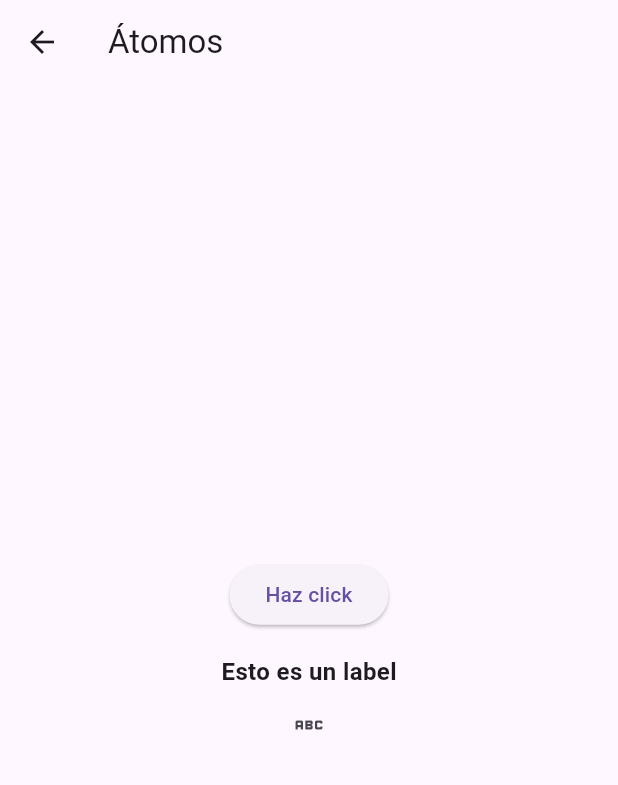
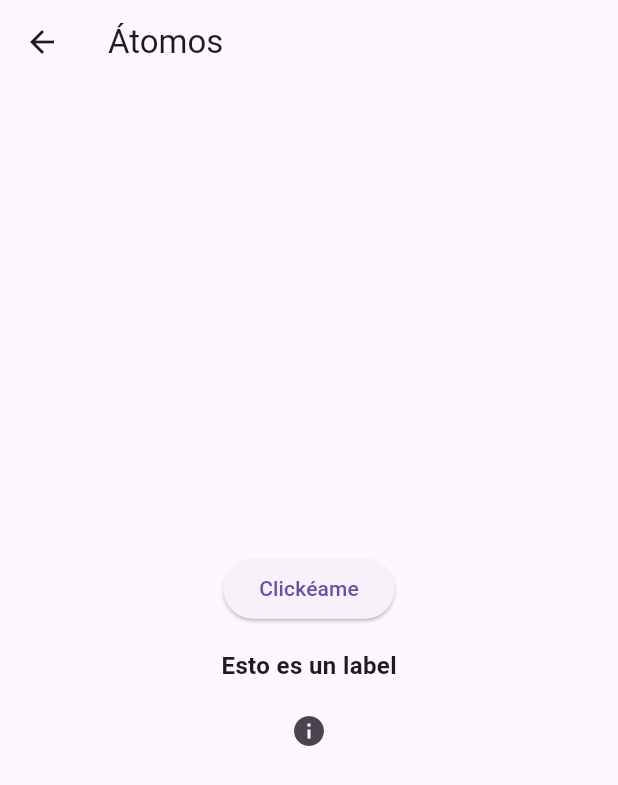
Before and after one commit to jorge-bobrek/fake_store_widgets_package, a Flutter app: the screen it shows after launch, after a tap on "Átomos", on a phone screen of 412 x 824 dp. Shown: the top 785 px of the screen. Run offline on Flutter 3.47's test engine with Material 3 defaults, Android fonts, the phone set to English and light mode, and no system bars.

Commit message:
Add documentation to example Add label to IconItemModel

```diff
--- a/example/lib/main.dart
+++ b/example/lib/main.dart
@@ -10,6 +10,9 @@ void main() {
   runApp(const Showcase());
 }
 
+/// A page that showcases various widgets in the Atomic Design system.
+///
+/// This page displays examples of atoms, molecules, organisms, templates and pages.
 class Showcase extends StatelessWidget {
   const Showcase({super.key});
 
--- a/example/lib/pages/atoms_page.dart
+++ b/example/lib/pages/atoms_page.dart
@@ -13,12 +13,29 @@ class AtomsPage extends StatelessWidget {
         child: Column(
           mainAxisAlignment: MainAxisAlignment.center,
           children: [
-            ButtonWidget(label: 'Haz click', onPressed: () {}),
+            /// An example of [ButtonWidget].
+            ButtonWidget(
+              label: 'Clickéame',
+              onPressed: () => ScaffoldMessenger.of(context).showSnackBar(
+                const SnackBar(
+                    duration: Duration(seconds: 1),
+                    content: Text('Botón presionado')),
+              ),
+            ),
             const SizedBox(height: 16),
+
+            /// An example of [LabelWidget].
             const LabelWidget(text: 'Esto es un label'),
+            const SizedBox(height: 8),
+
+            /// An example of [IconButtonWidget].
             IconButtonWidget(
-              icon: Icons.abc,
-              onPressed: () {},
+              icon: Icons.info,
+              onPressed: () => ScaffoldMessenger.of(context).showSnackBar(
+                const SnackBar(
+                    duration: Duration(seconds: 1),
+                    content: Text('Ícono presionado')),
+              ),
             )
           ],
         ),
--- a/example/lib/pages/pages_tab_page.dart
+++ b/example/lib/pages/pages_tab_page.dart
@@ -21,8 +21,13 @@ class PagesTabPage extends StatelessWidget {
         ),
         body: const TabBarView(
           children: [
+            /// A link to the [LoginPage].
             LoginPage(),
+
+            /// A link to the [ProfileListPage].
             ProfileListPage(),
+
+            /// A link to the [IconPage].
             IconPage()
           ],
         ),
--- a/lib/data/models/icon_item_model.dart
+++ b/lib/data/models/icon_item_model.dart
@@ -8,6 +8,9 @@ class IconItemModel {
   /// The subtitle of the item.
   final String subtitle;
 
+  /// The label to display next to the icon.
+  final String label;
+
   /// The icon to display in the item.
   final IconData icon;
 
@@ -16,10 +19,11 @@ class IconItemModel {
 
   /// Creates an [IconItemModel].
   ///
-  /// The [title], [subtitle], [icon], and [onPressed] parameters must not be null.
+  /// The [title], [subtitle], [label], [icon], and [onPressed] parameters must not be null.
   IconItemModel(
       {required this.title,
       required this.subtitle,
+      required this.label,
       required this.icon,
       required this.onPressed});
 }
--- a/lib/fake_store_widgets_package.dart
+++ b/lib/fake_store_widgets_package.dart
@@ -13,3 +13,5 @@ export 'package:fake_store_widgets_package/presentation/pages/icon_page.dart';
 export 'package:fake_store_widgets_package/presentation/templates/profile_page_template.dart';
 export 'package:fake_store_widgets_package/presentation/templates/login_template.dart';
 export 'package:fake_store_widgets_package/presentation/templates/icon_template.dart';
+export 'package:fake_store_widgets_package/data/models/icon_item_model.dart';
+export 'package:fake_store_widgets_package/data/models/profile_model.dart';
--- a/lib/presentation/molecules/labelled_icon_widget.dart
+++ b/lib/presentation/molecules/labelled_icon_widget.dart
@@ -21,7 +21,6 @@ class LabelledIconWidget extends StatelessWidget {
     return Row(
       children: [
         IconButtonWidget(icon: icon, onPressed: onPressed),
-        const SizedBox(width: 8),
         LabelWidget(text: label),
       ],
     );
--- a/lib/presentation/pages/login_page.dart
+++ b/lib/presentation/pages/login_page.dart
@@ -13,7 +13,9 @@ class LoginPage extends StatelessWidget {
       title: 'Iniciar Sesión',
       onLogin: (email, password) {
         ScaffoldMessenger.of(context).showSnackBar(
-          SnackBar(content: Text('Iniciaste sesión como: $email')),
+          SnackBar(
+              duration: const Duration(seconds: 1),
+              content: Text('Iniciaste sesión como: $email')),
         );
       },
     );
--- a/lib/presentation/templates/icon_template.dart
+++ b/lib/presentation/templates/icon_template.dart
@@ -27,6 +27,7 @@ class IconTemplate extends StatelessWidget {
             return CardWithIconWidget(
               title: item.title,
               subtitle: item.subtitle,
+              label: item.label,
               icon: item.icon,
               onPressed: item.onPressed,
             );
```
Also changed, not shown: example/lib/pages/molecules_page.dart (+15 -1 lines), example/lib/pages/organisms_page.dart (+26 -8 lines), example/lib/pages/templates_tab_page.dart (+22 -4 lines), lib/presentation/organisms/card_with_icon_widget.dart (+10 -2 lines), lib/presentation/pages/icon_page.dart (+8 -2 lines).
